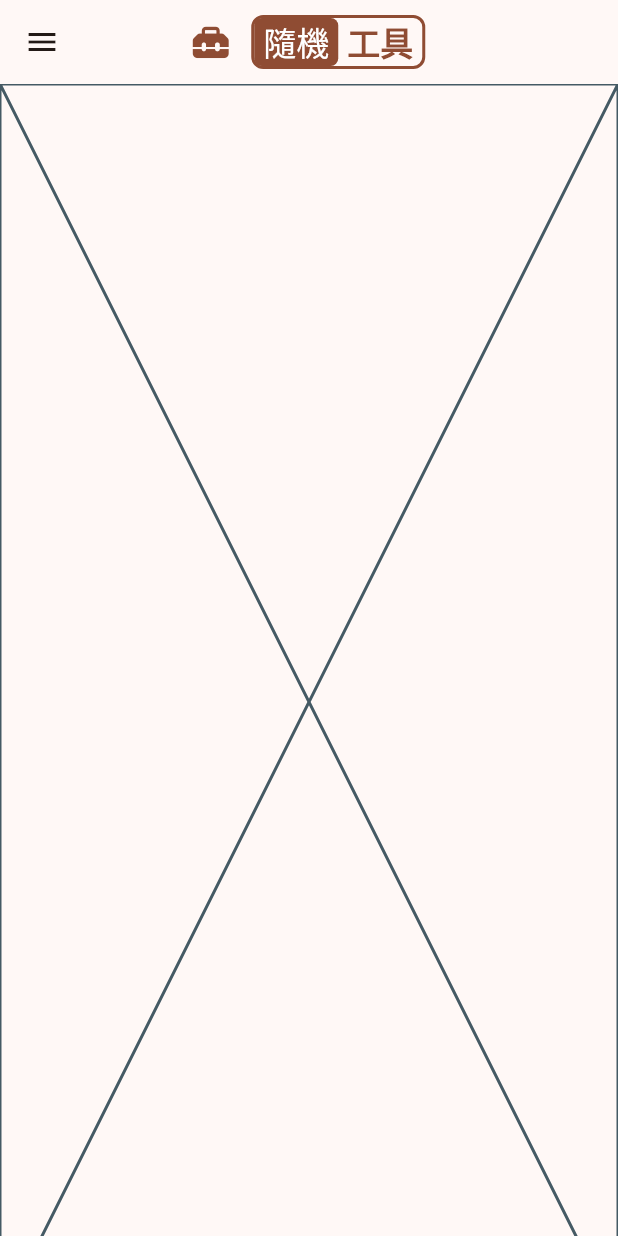
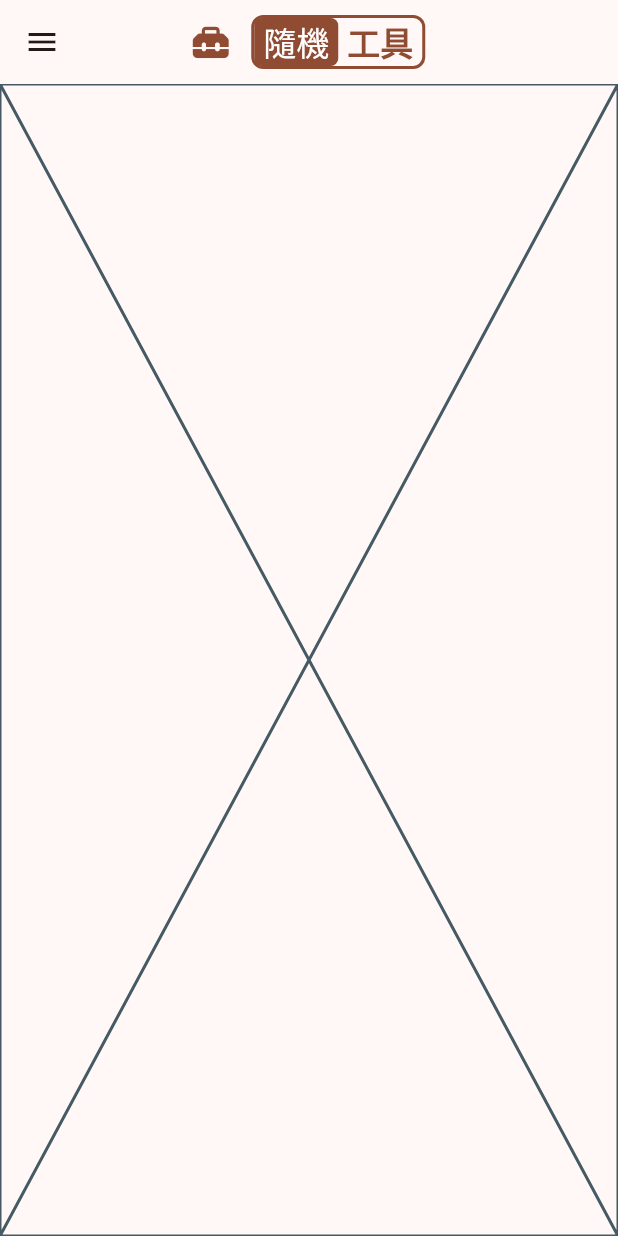
Before and after one commit to an920107/random-tools, a Flutter app: the screen it shows after launch, on a phone screen of 412 x 824 dp. Run offline on Flutter 3.47's test engine with Material 3 defaults, Android fonts, the phone set to English and light mode, and no system bars; our stand-ins replace font_awesome_flutter, go_router, responsive_framework, url_strategy.

Commit message:
fix: base scaffold vertical layout

```diff
--- a/lib/view/base/base_scafflod.dart
+++ b/lib/view/base/base_scafflod.dart
@@ -19,7 +19,8 @@ class BaseScaffold extends StatelessWidget {
       body: ListView(
         children: [
           ConstrainedBox(
-            constraints: BoxConstraints(minHeight: size.height),
+            constraints:
+                BoxConstraints(minHeight: size.height - kToolbarHeight),
             child: body ?? const SizedBox.shrink(),
           ),
           const BaseFooter(),
```
